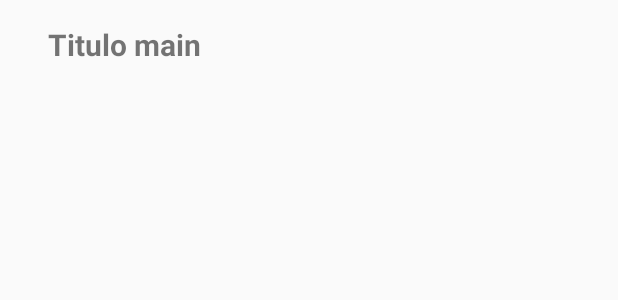
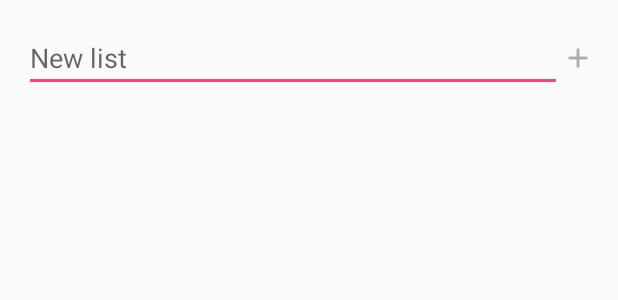
Before and after one commit to appsdeveloper2017/SharedLists, an Android app: the layout item_main_recycler.xml on its own in the app's theme, with its tools: preview values and no code run, on a phone screen of 412 x 824 dp. Shown: the top 300 px of the screen. Run offline under Robolectric (Android 15) with nearby library versions, the phone set to English and light mode, and no system bars.

```diff
--- a/app/src/main/java/com/appdesigndm/sharedlists/Login/SplashActivity.java
+++ b/app/src/main/java/com/appdesigndm/sharedlists/Login/SplashActivity.java
@@ -82,7 +82,7 @@ public class SplashActivity extends AppCompatActivity {
         dbr.addValueEventListener(new ValueEventListener() {
             @Override
             public void onDataChange(DataSnapshot dataSnapshot) {
-                NotesApp.user = dataSnapshot.getValue(UserModel.class);
+                NotesApp.currentUserModel = dataSnapshot.getValue(UserModel.class);
                 openMainActivity();
             }
 
--- /dev/null
+++ b/app/src/main/res/drawable/ic_delete.xml
@@ -0,0 +1,9 @@
+<vector xmlns:android="http://schemas.android.com/apk/res/android"
+        android:width="24dp"
+        android:height="24dp"
+        android:viewportWidth="24.0"
+        android:viewportHeight="24.0">
+    <path
+        android:fillColor="#FF000000"
+        android:pathData="M6,19c0,1.1 0.9,2 2,2h8c1.1,0 2,-0.9 2,-2L18,7L6,7v12zM8.46,11.88l1.41,-1.41L12,12.59l2.12,-2.12 1.41,1.41L13.41,14l2.12,2.12 -1.41,1.41L12,15.41l-2.12,2.12 -1.41,-1.41L10.59,14l-2.13,-2.12zM15.5,4l-1,-1h-5l-1,1L5,4v2h14L19,4z"/>
+</vector>
--- /dev/null
+++ b/app/src/main/res/drawable/ic_generic_add_not_selectable.xml
@@ -0,0 +1,9 @@
+<vector xmlns:android="http://schemas.android.com/apk/res/android"
+        android:width="24dp"
+        android:height="24dp"
+        android:viewportWidth="24.0"
+        android:viewportHeight="24.0">
+    <path
+        android:fillColor="#FFAAAAAA"
+        android:pathData="M19,13h-6v6h-2v-6H5v-2h6V5h2v6h6v2z"/>
+</vector>
--- a/app/src/main/res/drawable/ic_generic_add.xml
+++ b/app/src/main/res/drawable/ic_generic_add_selectable.xml
@@ -4,6 +4,6 @@
         android:viewportWidth="24.0"
         android:viewportHeight="24.0">
     <path
-        android:fillColor="#FFFFFFFF"
+        android:fillColor="#3d3dff"
         android:pathData="M19,13h-6v6h-2v-6H5v-2h6V5h2v6h6v2z"/>
 </vector>
--- a/app/src/main/res/layout/activity_main.xml
+++ b/app/src/main/res/layout/activity_main.xml
@@ -30,6 +30,6 @@
         android:layout_height="wrap_content"
         android:layout_gravity="bottom|end"
         android:layout_margin="@dimen/fab_margin"
-        app:srcCompat="@drawable/ic_generic_add" />
+        app:srcCompat="@drawable/ic_generic_add_not_selectable" />
 
 </android.support.design.widget.CoordinatorLayout>
--- a/app/src/main/res/layout/item_main_recycler.xml
+++ b/app/src/main/res/layout/item_main_recycler.xml
@@ -1,20 +1,76 @@
 <?xml version="1.0" encoding="utf-8"?>
-<android.support.constraint.ConstraintLayout xmlns:android="http://schemas.android.com/apk/res/android"
+<android.support.constraint.ConstraintLayout
+    xmlns:android="http://schemas.android.com/apk/res/android"
     android:layout_width="match_parent"
     android:layout_height="wrap_content"
     android:padding="16dp"
     xmlns:app="http://schemas.android.com/apk/res-auto"
     xmlns:tools="http://schemas.android.com/tools">
 
-    <TextView
-        android:id="@+id/title_main"
-        style="@style/main_list"
-        android:layout_width="wrap_content"
+    <LinearLayout
+        android:id="@+id/container_title_main"
+        android:layout_width="0dp"
         android:layout_height="wrap_content"
-        android:layout_marginStart="16dp"
+        android:orientation="horizontal"
+        android:visibility="gone"
         app:layout_constraintTop_toTopOf="parent"
+        app:layout_constraintEnd_toEndOf="parent"
         app:layout_constraintBottom_toBottomOf="parent"
-        app:layout_constraintStart_toStartOf="parent"
-        tools:text="Titulo main"/>
+        app:layout_constraintStart_toStartOf="parent">
+
+        <TextView
+            android:id="@+id/title_main"
+            style="@style/main_list"
+            android:layout_width="match_parent"
+            android:layout_height="wrap_content"
+            android:layout_weight="85"
+            android:ellipsize="end"
+            android:maxLines="1"
+            android:visibility="visible"
+            tools:text="Titulo mainfgvhbjnkj"/>
+
+        <ImageView
+            android:id="@+id/delete_item_main"
+            android:layout_width="25dp"
+            android:layout_height="25dp"
+            android:layout_weight="15"
+            android:visibility="visible"
+            android:layout_gravity="center_vertical|end"
+            android:src="@drawable/ic_delete"/>
+
+    </LinearLayout>
+
+    <LinearLayout
+        android:id="@+id/container_edit_text_main"
+        android:layout_width="0dp"
+        android:layout_height="wrap_content"
+        android:orientation="horizontal"
+        android:visibility="visible"
+        app:layout_constraintTop_toTopOf="parent"
+        app:layout_constraintEnd_toEndOf="parent"
+        app:layout_constraintBottom_toBottomOf="parent"
+        app:layout_constraintStart_toStartOf="parent">
+
+        <EditText
+            android:id="@+id/edit_text_title_main"
+            android:layout_width="match_parent"
+            android:layout_height="wrap_content"
+            android:layout_weight="85"
+            android:hint="New list"
+            android:visibility="visible"
+            app:layout_constraintStart_toStartOf="parent"
+            app:layout_constraintTop_toTopOf="parent"
+            app:layout_constraintBottom_toBottomOf="parent"/>
+
+        <ImageView
+            android:id="@+id/add_item_main"
+            android:layout_width="25dp"
+            android:layout_height="25dp"
+            android:layout_weight="15"
+            android:visibility="visible"
+            android:layout_gravity="center_vertical|end"
+            android:src="@drawable/ic_generic_add_not_selectable"/>
+
+    </LinearLayout>
 
 </android.support.constraint.ConstraintLayout>
```
Also changed, not shown: app/src/main/java/com/appdesigndm/sharedlists/Adapters/MainRecyclerAdapter.java (+6 -3 lines), app/src/main/java/com/appdesigndm/sharedlists/Helpers/NotesApp.java (+30 -0 lines), app/src/main/java/com/appdesigndm/sharedlists/Main/MainActivity.java (+34 -11 lines), 28 other files.
